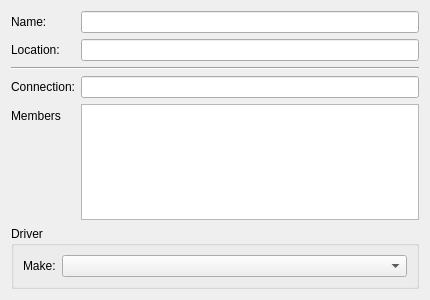
Before: the Qt Designer form libqcups/ModifyPrinter.ui in KDE/print-manager, drawn with Qt 5.
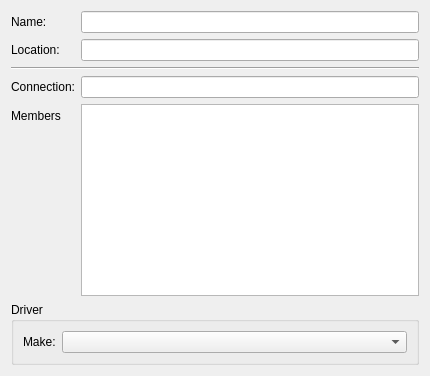
After: the same form once the commit is applied. Custom widgets are drawn as their Qt base class.

Patch:
```diff
--- a/libqcups/ModifyPrinter.ui
+++ b/libqcups/ModifyPrinter.ui
@@ -114,7 +114,14 @@
       </widget>
      </item>
      <item row="4" column="1">
-      <widget class="QListView" name="membersLV"/>
+      <widget class="QListView" name="membersLV">
+       <property name="sizePolicy">
+        <sizepolicy hsizetype="Expanding" vsizetype="MinimumExpanding">
+         <horstretch>0</horstretch>
+         <verstretch>0</verstretch>
+        </sizepolicy>
+       </property>
+      </widget>
      </item>
     </layout>
    </item>
```
Left out of the diff: 2 changed lines with no effect on the pictures.
